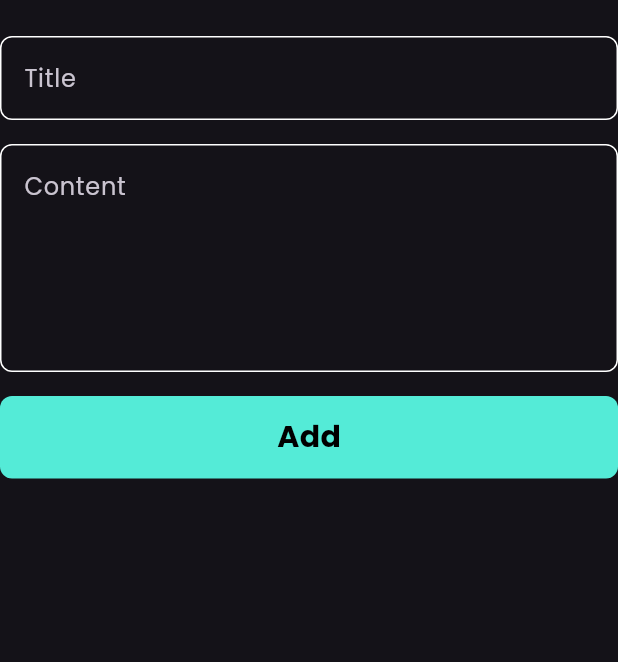
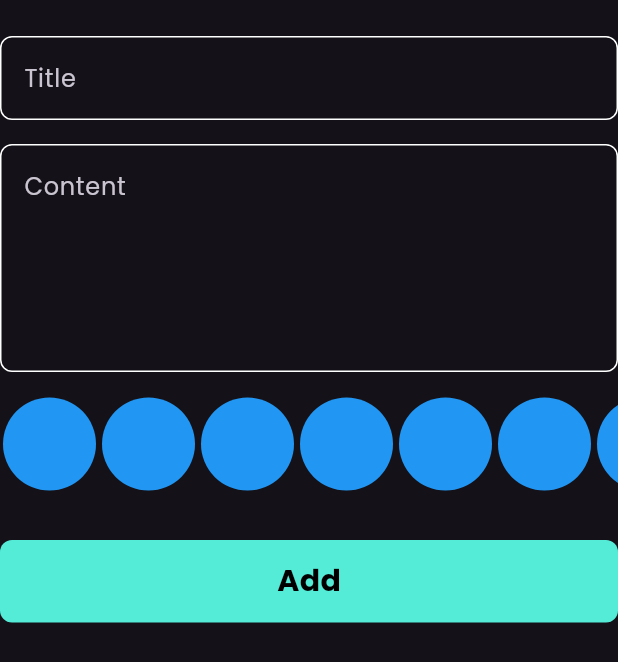
Before and after one commit to KhaledHAnter/notes_app, a Flutter app: the AddNoteForm widget shown alone on an empty page, opened directly, on a phone screen of 412 x 824 dp. Shown: the top 662 px of the screen. Run offline on Flutter 3.47's test engine with Material 3 defaults, Android fonts, the phone set to English and light mode, and no system bars; our stand-ins replace bloc, flutter_bloc, font_awesome_flutter, gap, hive, hive_flutter; accounts and stored records are empty; project files that could hold a hidden picture were left out.

Commit message:
Create colors list part one

```diff
--- a/lib/Widgets/add_note_form.dart
+++ b/lib/Widgets/add_note_form.dart
@@ -3,10 +3,10 @@ import 'package:flutter_bloc/flutter_bloc.dart';
 import 'package:gap/gap.dart';
 import 'package:intl/intl.dart';
 import 'package:note_app_th/Models/note_model.dart';
+import 'package:note_app_th/Widgets/colors_list_view.dart';
 import 'package:note_app_th/Widgets/custom_button.dart';
 import 'package:note_app_th/Widgets/custom_text_field.dart';
 import 'package:note_app_th/cubits/add_note_cubit/add_notes_cubit.dart';
-import 'package:note_app_th/cubits/notes_cubit/notes_cubit.dart';
 
 class AddNoteForm extends StatefulWidget {
   const AddNoteForm({super.key});
@@ -45,6 +45,8 @@ class _AddNoteFormState extends State<AddNoteForm> {
             maxLines: 5,
           ),
           const Gap(16),
+          const ColorsListView(),
+          const Gap(32),
           BlocBuilder<AddNoteCubit, AddNoteState>(
             builder: (context, state) {
               return CustomButton(
--- /dev/null
+++ b/lib/Widgets/colors_list_view.dart
@@ -0,0 +1,34 @@
+import 'package:flutter/material.dart';
+
+class ColorItem extends StatelessWidget {
+  const ColorItem({super.key});
+
+  @override
+  Widget build(BuildContext context) {
+    return const CircleAvatar(
+      radius: 32,
+      backgroundColor: Colors.blue,
+    );
+  }
+}
+
+class ColorsListView extends StatelessWidget {
+  const ColorsListView({super.key});
+
+  @override
+  Widget build(BuildContext context) {
+    return SizedBox(
+      height: 32 * 2,
+      child: ListView.builder(
+        itemCount: 10,
+        scrollDirection: Axis.horizontal,
+        itemBuilder: (context, index) {
+          return const Padding(
+            padding: EdgeInsets.all(1.0),
+            child: ColorItem(),
+          );
+        },
+      ),
+    );
+  }
+}
```
